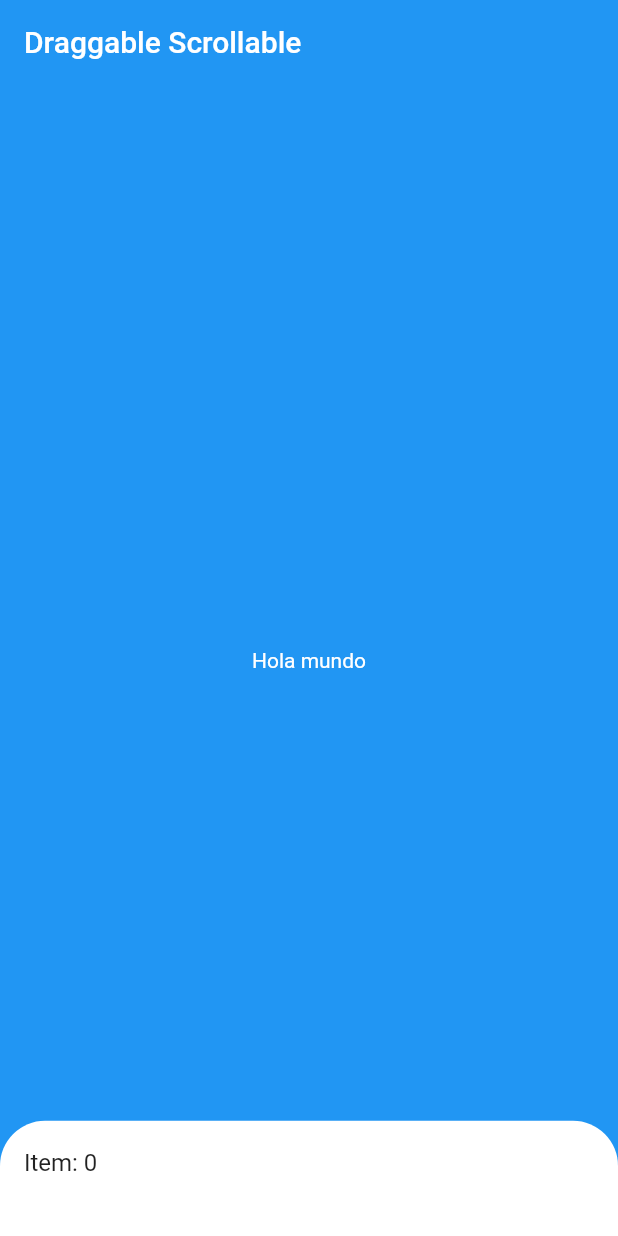
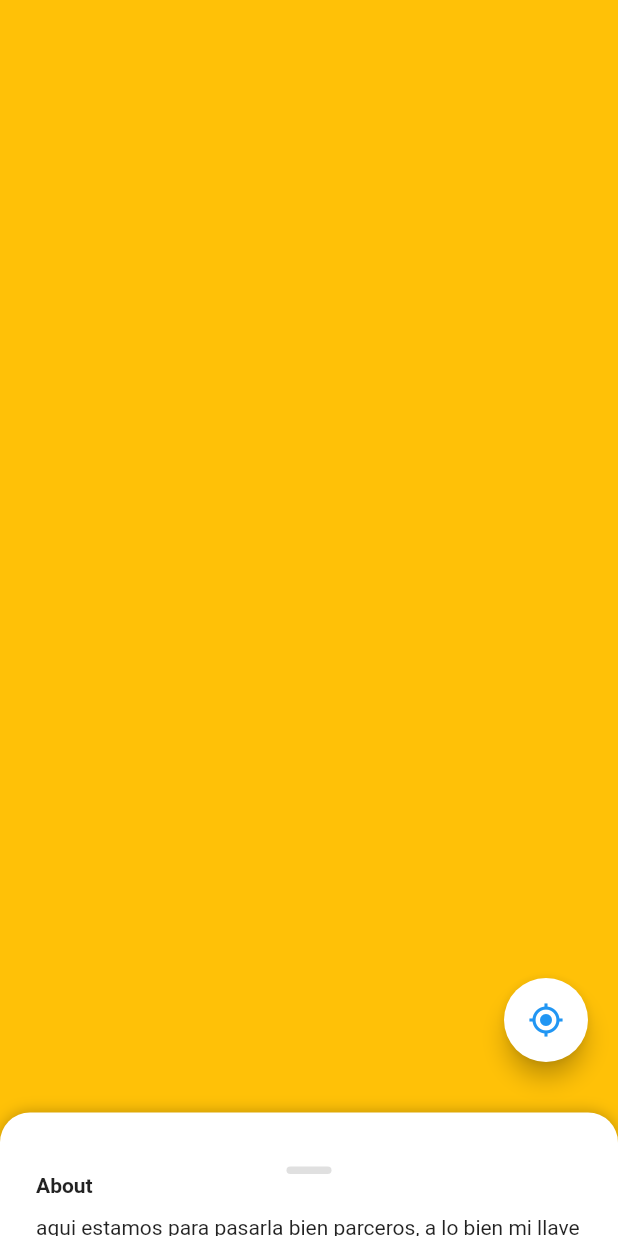
Before and after one commit to EduardinDev/widgetsFlutter, a Flutter app: the screen it shows after launch, on a phone screen of 412 x 824 dp. Run offline on Flutter 3.47's test engine with Material 2 defaults, Android fonts, the phone set to English and light mode, and no system bars; drawn by our look-alikes of sliding_up_panel.

Commit message:
se creó el widget draggableMapa

```diff
--- a/lib/main.dart
+++ b/lib/main.dart
@@ -1,4 +1,6 @@
-import 'package:draggablesheet/pages/draggableSheet.dart';
+
+//import 'package:draggablesheet/pages/draggableSheet.dart';
+import 'package:draggablesheet/pages/draggables/draggable_map/draggableMap.dart';
 import 'package:flutter/material.dart';
 
 void main() => runApp(MyApp());
@@ -9,7 +11,7 @@ class MyApp extends StatelessWidget {
     return MaterialApp(
       debugShowCheckedModeBanner: false,
       title: 'Material App',
-      home: DraggableWidget()
+      home: DraggableMapa()
     );
   }
 }
--- /dev/null
+++ b/lib/pages/draggables/draggable_map/draggableMap.dart
@@ -0,0 +1,63 @@
+
+import 'package:draggablesheet/pages/draggables/draggable_map/panelWidget.dart';
+import 'package:flutter/material.dart';
+import 'package:sliding_up_panel/sliding_up_panel.dart';
+
+// En este DraggableMapa se esta utilizando la libreria sliding_up_panel: ^2.0.0+1
+// VENTAJAS: componentes fuera del draggable también se mueven dinamicamente
+// con el draggable
+
+
+class DraggableMapa extends StatefulWidget {
+  @override
+  _DraggableMapaState createState() => _DraggableMapaState();
+}
+
+class _DraggableMapaState extends State<DraggableMapa> {
+  static const double fabHeightClosed = 116.0;
+  double fabHeight = fabHeightClosed;
+  final panelController = new PanelController();
+
+  @override
+  Widget build(BuildContext context) {
+    final panelHeightOpen = MediaQuery.of(context).size.height * 0.5;
+    final panelHeightClosed = MediaQuery.of(context).size.height * 0.1;
+
+    return Scaffold(
+      body: Stack(
+        alignment: Alignment.topCenter,
+        children: [
+          SlidingUpPanel(
+            controller: panelController,
+            maxHeight: panelHeightOpen,
+            minHeight: panelHeightClosed,
+            parallaxEnabled: true,
+            parallaxOffset: .5,
+            body: Container(
+              color: Colors.amber,
+            ),
+            panelBuilder: (controller) => PanelWidget(
+              controller: controller,
+              panelController: panelController,
+            ),
+            borderRadius: BorderRadius.vertical(top: Radius.circular(20)),
+            onPanelSlide: (position) => setState(() {
+              final panelMaxScrollExtent = panelHeightOpen - panelHeightClosed;
+              fabHeight = position * panelMaxScrollExtent + fabHeightClosed;
+            }),
+          ),
+          Positioned(right: 20, bottom: fabHeight, child: buildFAB(context))
+        ],
+      ),
+    );
+  }
+
+  Widget buildFAB(BuildContext context) => FloatingActionButton(
+        backgroundColor: Colors.white,
+        child: Icon(
+          Icons.gps_fixed,
+          color: Theme.of(context).primaryColor,
+        ),
+        onPressed: () {},
+      );
+}
--- /dev/null
+++ b/lib/pages/draggables/draggable_map/panelWidget.dart
@@ -0,0 +1,57 @@
+import 'package:flutter/material.dart';
+import 'package:sliding_up_panel/sliding_up_panel.dart';
+
+class PanelWidget extends StatelessWidget {
+  final ScrollController controller;
+  final PanelController panelController;
+
+  const PanelWidget(
+      {Key? key, required this.controller, required this.panelController})
+      : super(key: key);
+
+  @override
+  Widget build(BuildContext context) => ListView(
+        padding: EdgeInsets.zero,
+        controller: controller,
+        children: <Widget>[
+          SizedBox(height: 36),
+          buildAboutText(),
+          SizedBox(
+            height: 24,
+          )
+        ],
+      );
+
+  Widget buildAboutText() => Container(
+        padding: EdgeInsets.symmetric(horizontal: 24),
+        child: Column(
+          crossAxisAlignment: CrossAxisAlignment.start,
+          children: <Widget>[
+            buildDragHandle(),
+            Text('About', style: TextStyle(fontWeight: FontWeight.w600)),
+            SizedBox(
+              height: 12,
+            ),
+            Text(
+                '''aqui estamos para pasarla bien parceros, a lo bien mi llave''')
+          ],
+        ),
+      );
+
+  buildDragHandle() => GestureDetector(
+        child: Center(
+          child: Container(
+            width: 30,
+            height: 5,
+            decoration: BoxDecoration(
+                color: Colors.grey[300],
+                borderRadius: BorderRadius.circular(12)),
+          ),
+        ),
+        onTap: togglePanel,
+      );
+
+  void togglePanel() => panelController.isPanelOpen
+      ? panelController.close()
+      : panelController.open();
+}
--- a/lib/pages/draggableSheet.dart
+++ b/lib/pages/draggables/draggable_sheet/draggableSheet.dart
@@ -1,4 +1,8 @@
 import 'package:flutter/material.dart';
+
+// DraggableWidget: este widget es un ejemplo de como implemente un draggable sin
+// ninguna libreria de por medio
+
 
 class DraggableWidget extends StatelessWidget {
   @override
--- a/pubspec.yaml
+++ b/pubspec.yaml
@@ -28,6 +28,7 @@ dependencies:
   # The following adds the Cupertino Icons font to your application.
   # Use with the CupertinoIcons class for iOS style icons.
   cupertino_icons: ^1.0.2
+  sliding_up_panel: ^2.0.0+1
 
 dev_dependencies:
   flutter_test:
```
Also changed, not shown: pubspec.lock.
